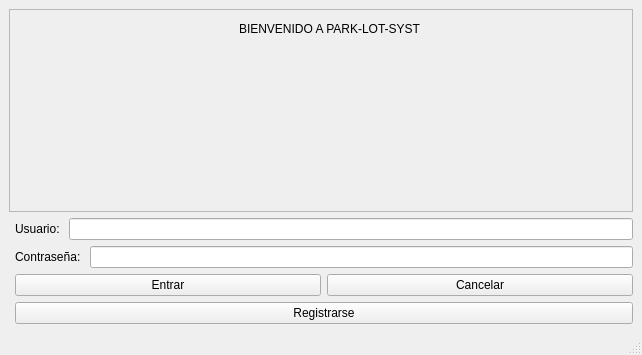
First picture: the form in ParkingLotSystem1.0/inicio_sesion.ui, repository Jheb1024/Park_lot_System, before the edit.
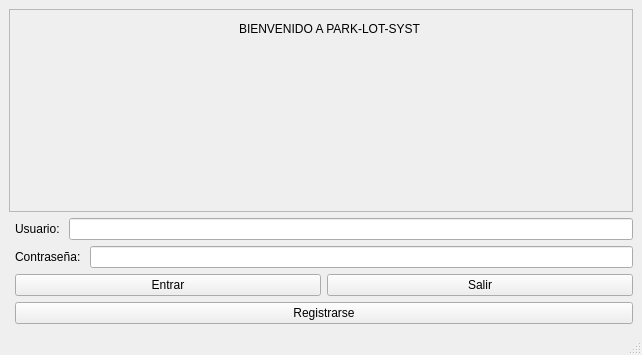
Second picture: the form after the edit. Icons and pictures are not drawn.

What changed in the file:
```diff
--- a/ParkingLotSystem1.0/inicio_sesion.ui
+++ b/ParkingLotSystem1.0/inicio_sesion.ui
@@ -119,7 +119,7 @@
             <item>
              <widget class="QPushButton" name="Cancelar_pushButton">
               <property name="text">
-               <string>Cancelar</string>
+               <string>Salir</string>
               </property>
              </widget>
             </item>
```
